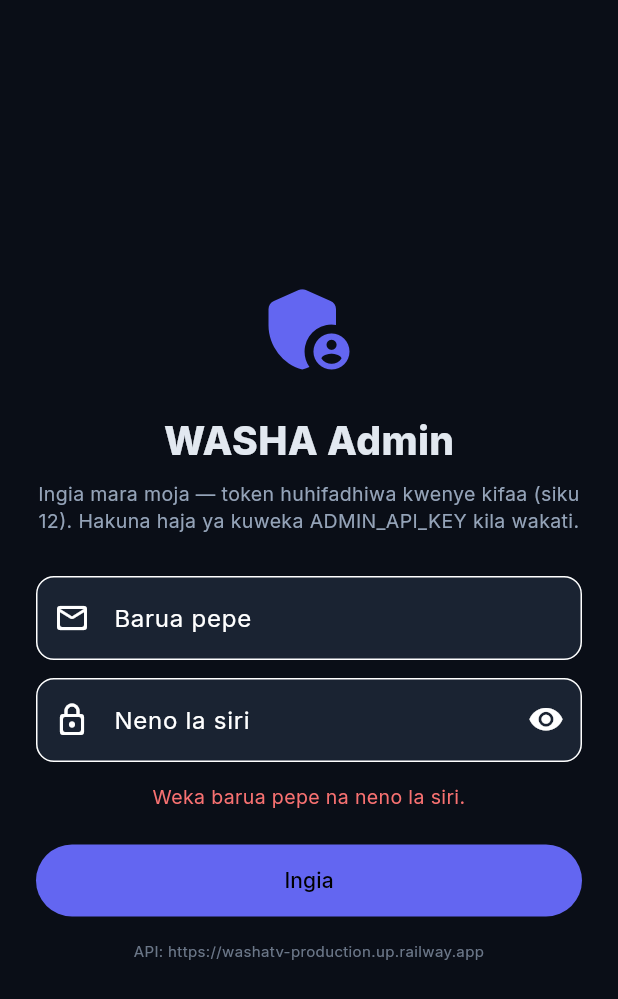
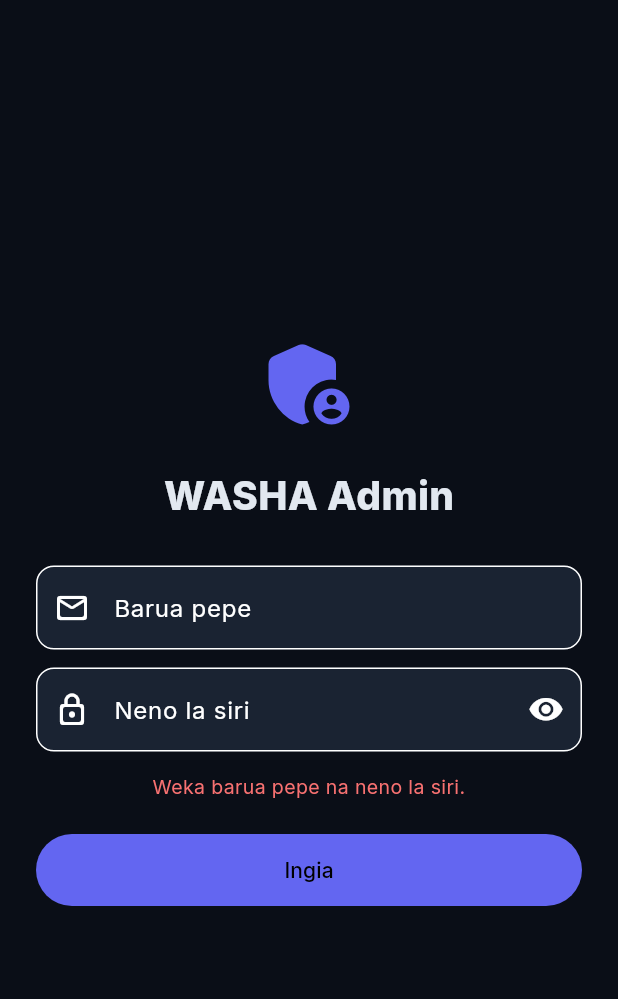
Before and after one commit to mwaijengo/washatv, a Flutter app: the AdminLaunchGate screen opened directly, after a tap on "Ingia", on a phone screen of 412 x 824 dp. Shown: the top 999 px of the screen. Run offline on Flutter 3.47's test engine with Material 3 defaults, Android fonts, the phone set to English and light mode, and no system bars; our stand-ins replace firebase_core, firebase_messaging, fl_chart, flutter_local_notifications, google_fonts, just_audio and 3 more; accounts and stored records are empty; network calls fail.

Commit message:
Fix admin login networking, refresh app icons, and simplify login UI.
Add admin Android INTERNET permission and API URL normalization, remove login subtitle/footer text, and update launcher icons across all platforms.

Co-authored-by: Cursor <cursoragent@cursor.com>

```diff
--- a/lib/admin/admin_auth.dart
+++ b/lib/admin/admin_auth.dart
@@ -1,8 +1,11 @@
+import 'dart:async';
 import 'dart:convert';
 
 import 'package:flutter/foundation.dart';
 import 'package:http/http.dart' as http;
 import 'package:shared_preferences/shared_preferences.dart';
+
+const _defaultApiBase = 'https://washatv-production.up.railway.app';
 
 /// Admin session handling (Supasoka-style): JWT persisted on device after login.
 ///
@@ -10,12 +13,28 @@ import 'package:shared_preferences/shared_preferences.dart';
 /// builds via `--dart-define-from-file=admin/dev_defines.json` — no typing each run.
 class AdminAuth extends ChangeNotifier {
   AdminAuth({String? apiBase})
-      : apiBase = (apiBase ??
-                const String.fromEnvironment(
-                  'WASHA_API_BASE_URL',
-                  defaultValue: 'https://washatv-production.up.railway.app',
-                ))
-            .replaceAll(RegExp(r'/+$'), '');
+      : apiBase = normalizeApiBase(
+          apiBase ??
+              const String.fromEnvironment(
+                'WASHA_API_BASE_URL',
+                defaultValue: _defaultApiBase,
+              ),
+        );
+
+  /// Ensures HTTPS for Railway/production hosts and strips trailing slashes.
+  static String normalizeApiBase(String raw) {
+    var base = raw.trim().replaceAll(RegExp(r'/+$'), '');
+    if (base.isEmpty) return _defaultApiBase;
+
+    final uri = Uri.tryParse(base);
+    if (uri == null || !uri.hasScheme || uri.host.isEmpty) return _defaultApiBase;
+
+    final host = uri.host.toLowerCase();
+    if ((host.contains('railway.app') || host.contains('washatv')) && uri.scheme == 'http') {
+      base = uri.replace(scheme: 'https').toString().replaceAll(RegExp(r'/+$'), '');
+    }
+    return base;
+  }
 
   static const _prefsJwt = 'washa_admin_jwt_v1';
   static const _prefsEmail = 'washa_admin_email_v1';
@@ -71,7 +90,10 @@ class AdminAuth extends ChangeNotifier {
       final res = await http
           .post(
             Uri.parse('$apiBase/api/v1/admin/auth/login'),
-            headers: const {'Content-Type': 'application/json'},
+            headers: const {
+              'Content-Type': 'application/json',
+              'Accept': 'application/json',
+            },
             body: jsonEncode({'email': e, 'password': p}),
           )
           .timeout(const Duration(seconds: 25));
@@ -81,7 +103,8 @@ class AdminAuth extends ChangeNotifier {
         if (res.statusCode == 503) {
           return 'Seva haijasanidi admin login (ADMIN_EMAIL / ADMIN_PASSWORD_HASH).';
         }
-        return 'Kuingia kumeshindikana (${res.statusCode}).';
+        final serverMsg = _readServerError(res.body);
+        return serverMsg ?? 'Kuingia kumeshindikana (${res.statusCode}).';
       }
 
       final map = jsonDecode(res.body) as Map<String, dynamic>;
@@ -95,10 +118,34 @@ class AdminAuth extends ChangeNotifier {
       _savedEmail = e;
       notifyListeners();
       return null;
+    } on TimeoutException {
+      return 'Muda wa kuunganisha umeisha. Jaribu tena.';
+    } on FormatException {
+      return 'Majibu ya seva si sahihi.';
     } catch (err) {
       if (kDebugMode) debugPrint('AdminAuth.login: $err');
-      return 'Hitilafu ya mtandao. Angalia URL ya API na muunganisho.';
+      final msg = err.toString().toLowerCase();
+      if (msg.contains('failed host lookup') ||
+          msg.contains('socketexception') ||
+          msg.contains('clientexception') ||
+          msg.contains('connection refused') ||
+          msg.contains('network is unreachable')) {
+        return 'Hitilafu ya mtandao. Hakikisha intaneti imewashwa na jaribu tena.';
+      }
+      if (msg.contains('handshake') || msg.contains('certificate')) {
+        return 'Hitilafu ya usalama wa mtandao (SSL). Tumia https:// kwenye API.';
+      }
+      return 'Hitilafu ya mtandao. Jaribu tena baadaye.';
     }
+  }
+
+  static String? _readServerError(String body) {
+    try {
+      final map = jsonDecode(body) as Map<String, dynamic>;
+      final err = map['error'];
+      if (err is String && err.trim().isNotEmpty) return err.trim();
+    } catch (_) {}
+    return null;
   }
 
   Future<void> logout() async {
--- a/lib/admin/admin_login_screen.dart
+++ b/lib/admin/admin_login_screen.dart
@@ -78,13 +78,6 @@ class _AdminLoginScreenState extends State<AdminLoginScreen> {
                     color: AdminColors.textPrimary,
                   ),
                 ),
-                const SizedBox(height: 8),
-                Text(
-                  'Ingia mara moja — token huhifadhiwa kwenye kifaa (siku 12). '
-                  'Hakuna haja ya kuweka ADMIN_API_KEY kila wakati.',
-                  textAlign: TextAlign.center,
-                  style: TextStyle(fontSize: 13, height: 1.4, color: AdminColors.textSecondary),
-                ),
                 const SizedBox(height: 28),
                 TextField(
                   controller: _email,
@@ -133,12 +126,6 @@ class _AdminLoginScreenState extends State<AdminLoginScreen> {
                         : const Text('Ingia'),
                   ),
                 ),
-                const SizedBox(height: 16),
-                Text(
-                  'API: ${widget.auth.apiBase}',
-                  style: TextStyle(fontSize: 10, color: AdminColors.textSecondary.withValues(alpha: 0.7)),
-                  textAlign: TextAlign.center,
-                ),
               ],
             ),
           ),
```
Also changed, not shown: 35 other files.
